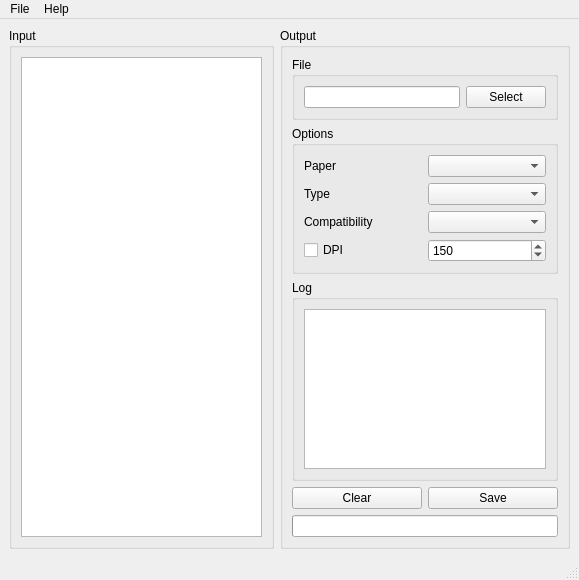
First picture: the form in fusepdf.ui, repository nettstudio/fusepdf, before the edit.
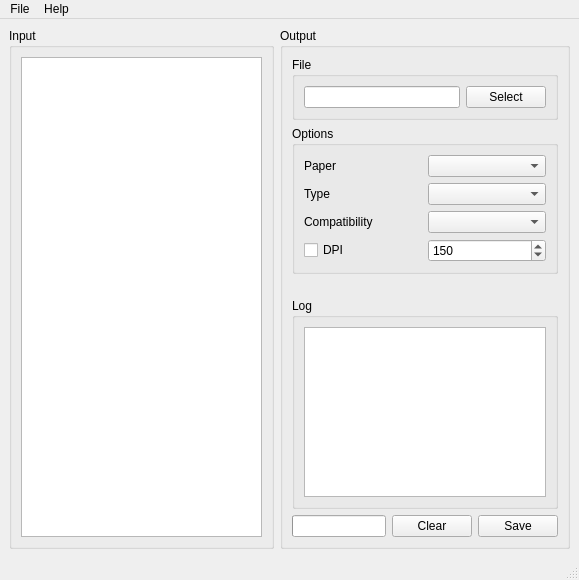
Second picture: the form after the edit. Custom widgets are drawn as their Qt base class.

Diff of the .ui file:
```diff
--- a/fusepdf.ui
+++ b/fusepdf.ui
@@ -150,7 +150,20 @@
         </widget>
        </item>
        <item>
-        <widget class="QGroupBox" name="groupBox_3">
+        <spacer name="verticalSpacer">
+         <property name="orientation">
+          <enum>Qt::Vertical</enum>
+         </property>
+         <property name="sizeHint" stdset="0">
+          <size>
+           <width>20</width>
+           <height>40</height>
+          </size>
+         </property>
+        </spacer>
+       </item>
+       <item>
+        <widget class="QGroupBox" name="logBox">
          <property name="title">
           <string>Log</string>
          </property>
@@ -176,6 +189,19 @@
        </item>
        <item>
         <layout class="QHBoxLayout" name="horizontalLayout_3">
+         <item>
+          <widget class="QProgressBar" name="progressBar">
+           <property name="maximum">
+            <number>100</number>
+           </property>
+           <property name="value">
+            <number>0</number>
+           </property>
+           <property name="textVisible">
+            <bool>false</bool>
+           </property>
+          </widget>
+         </item>
          <item>
           <widget class="QPushButton" name="clear">
            <property name="text">
@@ -192,19 +218,6 @@
          </item>
         </layout>
        </item>
-       <item>
-        <widget class="QProgressBar" name="progressBar">
-         <property name="maximum">
-          <number>100</number>
-         </property>
-         <property name="value">
-          <number>0</number>
-         </property>
-         <property name="textVisible">
-          <bool>false</bool>
-         </property>
-        </widget>
-       </item>
       </layout>
      </widget>
     </item>
```
Left out of the diff: 20 changed lines with no effect on the pictures.
